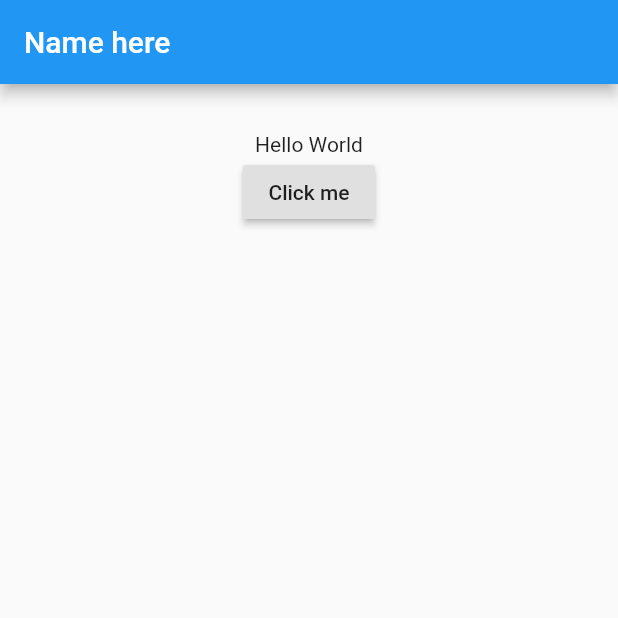
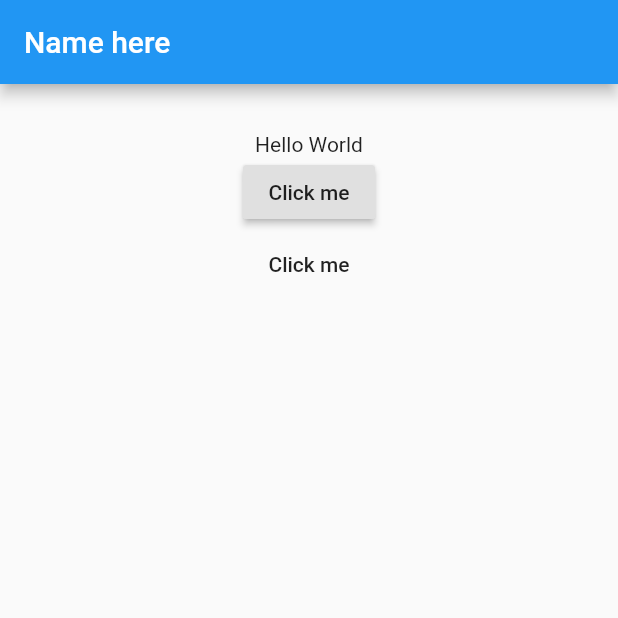
Before and after one commit to andrelashley/flutter-spike-projects, a Flutter app: the screen it shows after launch, on a phone screen of 412 x 824 dp, the top half of it. Run offline on Flutter 3.47's test engine with Material 2 defaults, Android fonts, the phone set to English and light mode, and no system bars.

Commit message:
Add a flat button to the UI

```diff
--- a/button1/lib/main.dart
+++ b/button1/lib/main.dart
@@ -14,9 +14,9 @@ class MyApp extends StatefulWidget {
 class _State extends State<MyApp> {
   String _value = 'Hello World';
 
-  void _onPressed(String value) {
+  void _onPressed() {
     setState(() {
-      _value = value;
+      _value = DateTime.now().toString();
     });
   }
 
@@ -32,7 +32,8 @@ class _State extends State<MyApp> {
           child: new Column(
             children: <Widget>[
               new Text(_value),
-              new RaisedButton(onPressed: () => _onPressed('Hello Andre'), child: new Text('Click me'),)
+              new RaisedButton(onPressed: _onPressed, child: new Text('Click me'),),
+              new FlatButton(onPressed: _onPressed, child: new Text('Click me'),)
             ],
           ),
         ),
```
